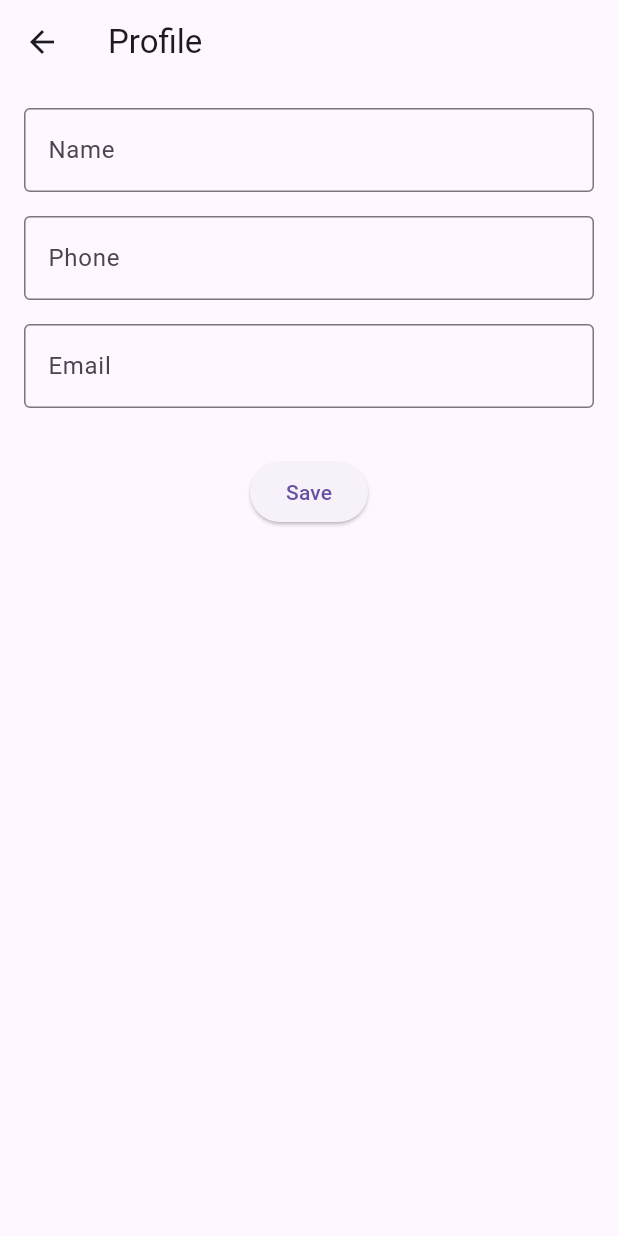
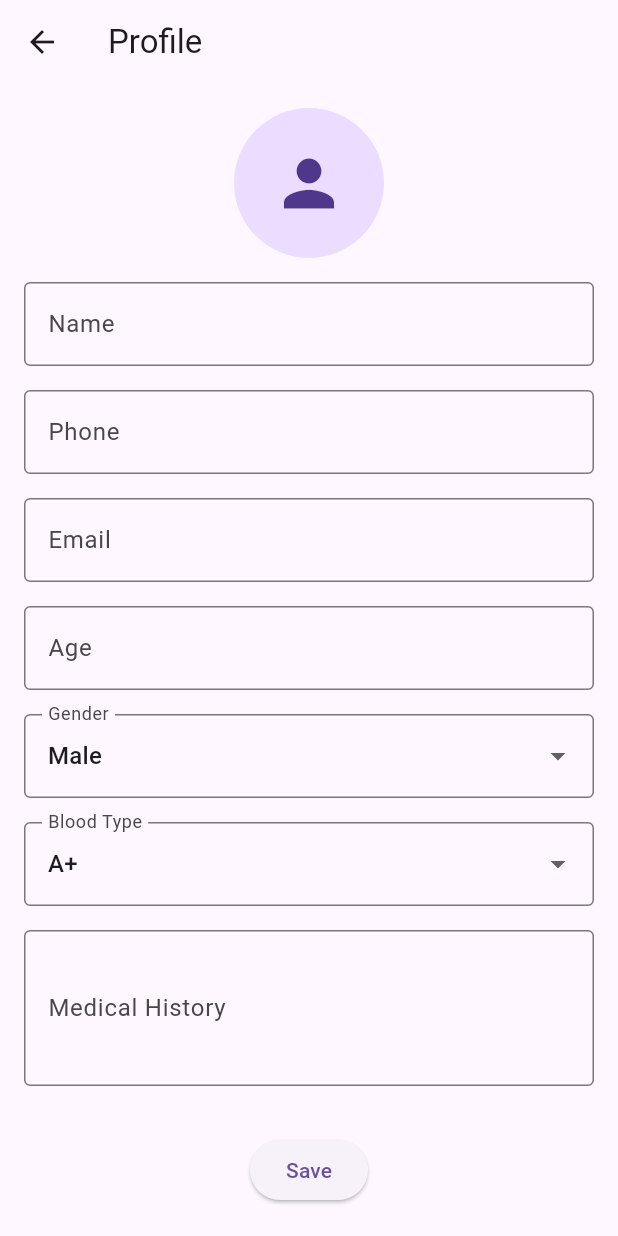
Before and after one commit to vedhantkrishi/First-Mile, a Flutter app: the ProfilePage screen opened by its route, on a phone screen of 412 x 824 dp. Run offline on Flutter 3.47's test engine with Material 3 defaults, Android fonts, the light colour scheme and no system bars; our stand-ins replace shared_preferences; accounts and stored records are empty; generated files the repository leaves out were written again.

Commit message:
added fields to profile page

```diff
--- a/distress_caller/lib/screens/profile.dart
+++ b/distress_caller/lib/screens/profile.dart
@@ -13,6 +13,12 @@ class ProfilePageState extends State<ProfilePage> {
   final TextEditingController _nameController = TextEditingController();
   final TextEditingController _phoneController = TextEditingController();
   final TextEditingController _emailController = TextEditingController();
+  final TextEditingController _ageController = TextEditingController();
+  final TextEditingController _medicalHistoryController = TextEditingController();
+
+  String _gender = 'Male';
+  String _bloodType = 'A+';
+  String _profilePhoto = '';
 
   @override
   void initState() {
@@ -25,6 +31,8 @@ class ProfilePageState extends State<ProfilePage> {
     _nameController.dispose();
     _phoneController.dispose();
     _emailController.dispose();
+    _ageController.dispose();
+    _medicalHistoryController.dispose();
     super.dispose();
   }
 
@@ -35,6 +43,11 @@ class ProfilePageState extends State<ProfilePage> {
       _nameController.text = prefs.getString('name') ?? '';
       _phoneController.text = prefs.getString('phone') ?? '';
       _emailController.text = prefs.getString('email') ?? '';
+      _ageController.text = prefs.getString('age') ?? '';
+      _medicalHistoryController.text = prefs.getString('medicalHistory') ?? '';
+      _gender = prefs.getString('gender') ?? 'Male';
+      _bloodType = prefs.getString('bloodType') ?? 'A+';
+      _profilePhoto = prefs.getString('profilePhoto') ?? '';
     });
   }
 
@@ -44,12 +57,18 @@ class ProfilePageState extends State<ProfilePage> {
     await prefs.setString('name', _nameController.text);
     await prefs.setString('phone', _phoneController.text);
     await prefs.setString('email', _emailController.text);
+    await prefs.setString('age', _ageController.text);
+    await prefs.setString('medicalHistory', _medicalHistoryController.text);
+    await prefs.setString('gender', _gender);
+    await prefs.setString('bloodType', _bloodType);
+    await prefs.setString('profilePhoto', _profilePhoto);
 
     // Show confirmation
     if (mounted) {
       ScaffoldMessenger.of(context).showSnackBar(
         SnackBar(content: Text('Profile saved successfully!')),
       );
+      Navigator.pop(context);
     }
   }
 
@@ -61,9 +80,24 @@ class ProfilePageState extends State<ProfilePage> {
       ),
       body: Padding(
         padding: const EdgeInsets.all(16.0),
+        child: SingleChildScrollView(
           child: Column(
             crossAxisAlignment: CrossAxisAlignment.start,
             children: [
+              // Profile Photo
+              Center(
+                child: CircleAvatar(
+                  radius: 50,
+                  backgroundImage: _profilePhoto.isNotEmpty
+                      ? NetworkImage(_profilePhoto)
+                      : null,
+                  child: _profilePhoto.isEmpty
+                      ? Icon(Icons.person, size: 50)
+                      : null,
+                ),
+              ),
+              SizedBox(height: 16),
+
               // Name Field
               TextField(
                 controller: _nameController,
@@ -94,6 +128,70 @@ class ProfilePageState extends State<ProfilePage> {
                 ),
                 keyboardType: TextInputType.emailAddress,
               ),
+              SizedBox(height: 16),
+
+              // Age Field
+              TextField(
+                controller: _ageController,
+                decoration: InputDecoration(
+                  labelText: 'Age',
+                  border: OutlineInputBorder(),
+                ),
+                keyboardType: TextInputType.number,
+              ),
+              SizedBox(height: 16),
+
+              // Gender Field
+              DropdownButtonFormField<String>(
+                value: _gender,
+                decoration: InputDecoration(
+                  labelText: 'Gender',
+                  border: OutlineInputBorder(),
+                ),
+                items: ['Male', 'Female', 'Other']
+                    .map((gender) => DropdownMenuItem(
+                          value: gender,
+                          child: Text(gender),
+                        ))
+                    .toList(),
+                onChanged: (value) {
+                  setState(() {
+                    _gender = value!;
+                  });
+                },
+              ),
+              SizedBox(height: 16),
+
+              // Blood Type Field
+              DropdownButtonFormField<String>(
+                value: _bloodType,
+                decoration: InputDecoration(
+                  labelText: 'Blood Type',
+                  border: OutlineInputBorder(),
+                ),
+                items: ['A+', 'A-', 'B+', 'B-', 'AB+', 'AB-', 'O+', 'O-']
+                    .map((bloodType) => DropdownMenuItem(
+                          value: bloodType,
+                          child: Text(bloodType),
+                        ))
+                    .toList(),
+                onChanged: (value) {
+                  setState(() {
+                    _bloodType = value!;
+                  });
+                },
+              ),
+              SizedBox(height: 16),
+
+              // Medical History Field
+              TextField(
+                controller: _medicalHistoryController,
+                decoration: InputDecoration(
+                  labelText: 'Medical History',
+                  border: OutlineInputBorder(),
+                ),
+                maxLines: 3,
+              ),
               SizedBox(height: 32),
 
               // Save Button
@@ -108,6 +206,7 @@ class ProfilePageState extends State<ProfilePage> {
             ],
           ),
         ),
+      ),
     );
   }
 }
```
Lines whose indentation alone changed are shown as unchanged.
